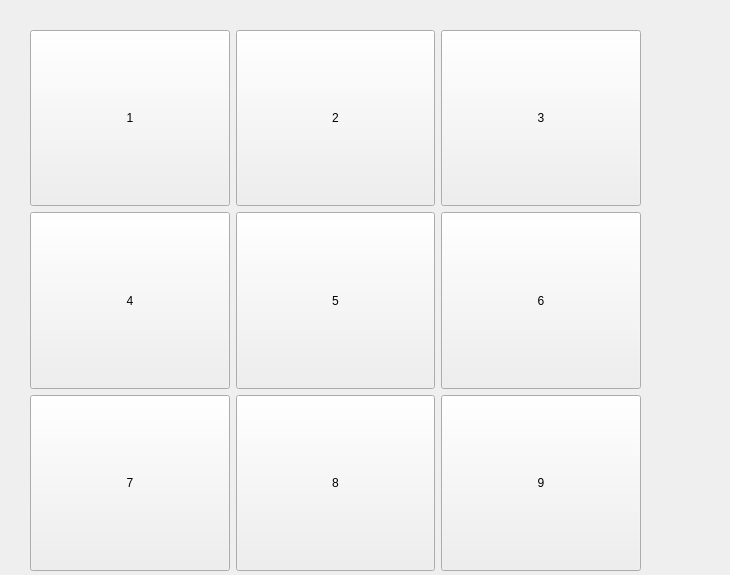
oviv-git/TicTacToe-PySide6, file ui/Widget.ui: the form before one commit.
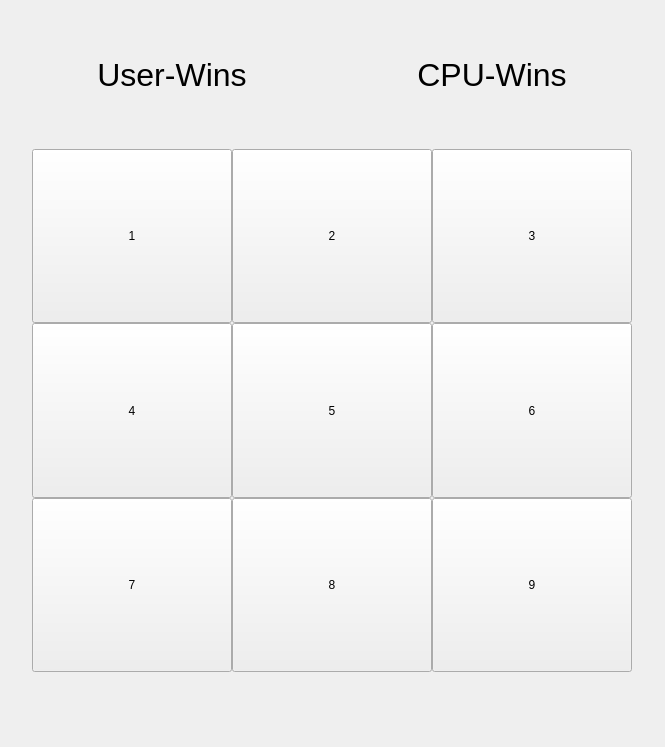
The form after the commit.

Commit message: got the hang of qt designer, need to style it and connect the slots

```diff
--- a/ui/Widget.ui
+++ b/ui/Widget.ui
@@ -9,12 +9,12 @@
    <rect>
     <x>0</x>
     <y>0</y>
-    <width>730</width>
-    <height>575</height>
+    <width>665</width>
+    <height>747</height>
    </rect>
   </property>
   <property name="sizePolicy">
-   <sizepolicy hsizetype="Fixed" vsizetype="Fixed">
+   <sizepolicy hsizetype="Maximum" vsizetype="Maximum">
     <horstretch>0</horstretch>
     <verstretch>0</verstretch>
    </sizepolicy>
@@ -22,34 +22,124 @@
   <property name="windowTitle">
    <string>Form</string>
   </property>
-  <widget class="QWidget" name="verticalLayoutWidget">
-   <property name="geometry">
-    <rect>
-     <x>30</x>
-     <y>30</y>
-     <width>611</width>
-     <height>541</height>
-    </rect>
+  <layout class="QGridLayout" name="gridLayout_2" rowstretch="2,7,1">
+   <property name="leftMargin">
+    <number>0</number>
    </property>
-   <layout class="QVBoxLayout" name="verticalLayout_2">
+   <property name="topMargin">
+    <number>0</number>
+   </property>
+   <property name="rightMargin">
+    <number>0</number>
+   </property>
+   <property name="bottomMargin">
+    <number>0</number>
+   </property>
+   <property name="spacing">
+    <number>0</number>
+   </property>
+   <item row="0" column="0">
+    <layout class="QVBoxLayout" name="infoVLayout" stretch="0">
     <property name="sizeConstraint">
+      <enum>QLayout::SetMinimumSize</enum>
+     </property>
+     <item>
+      <layout class="QHBoxLayout" name="infoHLayout">
+       <property name="sizeConstraint">
      <enum>QLayout::SetMaximumSize</enum>
     </property>
+       <item alignment="Qt::AlignHCenter">
+        <widget class="QLabel" name="label_2">
+         <property name="font">
+          <font>
+           <pointsize>24</pointsize>
+          </font>
+         </property>
+         <property name="text">
+          <string>User-Wins</string>
+         </property>
+         <property name="alignment">
+          <set>Qt::AlignCenter</set>
+         </property>
+        </widget>
+       </item>
     <item>
-     <layout class="QVBoxLayout" name="verticalLayout" stretch="0,0,0">
+        <spacer name="horizontalSpacer">
+         <property name="orientation">
+          <enum>Qt::Horizontal</enum>
+         </property>
+         <property name="sizeType">
+          <enum>QSizePolicy::Minimum</enum>
+         </property>
+         <property name="sizeHint" stdset="0">
+          <size>
+           <width>40</width>
+           <height>20</height>
+          </size>
+         </property>
+        </spacer>
+       </item>
+       <item alignment="Qt::AlignHCenter">
+        <widget class="QLabel" name="label">
+         <property name="font">
+          <font>
+           <pointsize>24</pointsize>
+          </font>
+         </property>
+         <property name="text">
+          <string>CPU-Wins</string>
+         </property>
+         <property name="alignment">
+          <set>Qt::AlignCenter</set>
+         </property>
+        </widget>
+       </item>
+      </layout>
+     </item>
+    </layout>
+   </item>
+   <item row="1" column="0">
+    <layout class="QVBoxLayout" name="boardVLayout" stretch="0,0,0">
       <property name="sizeConstraint">
-       <enum>QLayout::SetFixedSize</enum>
+      <enum>QLayout::SetMaximumSize</enum>
       </property>
       <item>
-       <layout class="QHBoxLayout" name="horizontalLayout">
+      <layout class="QHBoxLayout" name="rowHLayout_1">
+       <property name="sizeConstraint">
+        <enum>QLayout::SetMinAndMaxSize</enum>
+       </property>
         <item>
          <widget class="QPushButton" name="pushButton_1">
           <property name="sizePolicy">
-           <sizepolicy hsizetype="Expanding" vsizetype="Expanding">
+          <sizepolicy hsizetype="Fixed" vsizetype="Fixed">
             <horstretch>0</horstretch>
             <verstretch>0</verstretch>
            </sizepolicy>
           </property>
+         <property name="minimumSize">
+          <size>
+           <width>100</width>
+           <height>100</height>
+          </size>
+         </property>
+         <property name="maximumSize">
+          <size>
+           <width>200</width>
+           <height>200</height>
+          </size>
+         </property>
+         <property name="sizeIncrement">
+          <size>
+           <width>50</width>
+           <height>50</height>
+          </size>
+         </property>
+         <property name="baseSize">
+          <size>
+           <width>100</width>
+           <height>100</height>
+          </size>
+         </property>
           <property name="text">
            <string>1</string>
           </property>
@@ -58,11 +148,35 @@
         <item>
          <widget class="QPushButton" name="pushButton_2">
           <property name="sizePolicy">
-           <sizepolicy hsizetype="Expanding" vsizetype="Expanding">
+          <sizepolicy hsizetype="Fixed" vsizetype="Fixed">
             <horstretch>0</horstretch>
             <verstretch>0</verstretch>
            </sizepolicy>
           </property>
+         <property name="minimumSize">
+          <size>
+           <width>100</width>
+           <height>100</height>
+          </size>
+         </property>
+         <property name="maximumSize">
+          <size>
+           <width>200</width>
+           <height>200</height>
+          </size>
+         </property>
+         <property name="sizeIncrement">
+          <size>
+           <width>50</width>
+           <height>50</height>
+          </size>
+         </property>
+         <property name="baseSize">
+          <size>
+           <width>100</width>
+           <height>100</height>
+          </size>
+         </property>
           <property name="text">
            <string>2</string>
           </property>
@@ -71,11 +185,35 @@
         <item>
          <widget class="QPushButton" name="pushButton_3">
           <property name="sizePolicy">
-           <sizepolicy hsizetype="Expanding" vsizetype="Expanding">
+          <sizepolicy hsizetype="Fixed" vsizetype="Fixed">
             <horstretch>0</horstretch>
             <verstretch>0</verstretch>
            </sizepolicy>
           </property>
+         <property name="minimumSize">
+          <size>
+           <width>100</width>
+           <height>100</height>
+          </size>
+         </property>
+         <property name="maximumSize">
+          <size>
+           <width>200</width>
+           <height>200</height>
+          </size>
+         </property>
+         <property name="sizeIncrement">
+          <size>
+           <width>50</width>
+           <height>50</height>
+          </size>
+         </property>
+         <property name="baseSize">
+          <size>
+           <width>100</width>
+           <height>100</height>
+          </size>
+         </property>
           <property name="text">
            <string>3</string>
           </property>
@@ -84,15 +222,42 @@
        </layout>
       </item>
       <item>
-       <layout class="QHBoxLayout" name="horizontalLayout_2">
+      <layout class="QHBoxLayout" name="rowHLayout_2">
+       <property name="sizeConstraint">
+        <enum>QLayout::SetMinAndMaxSize</enum>
+       </property>
         <item>
          <widget class="QPushButton" name="pushButton_4">
           <property name="sizePolicy">
-           <sizepolicy hsizetype="Expanding" vsizetype="Expanding">
+          <sizepolicy hsizetype="Fixed" vsizetype="Fixed">
             <horstretch>0</horstretch>
             <verstretch>0</verstretch>
            </sizepolicy>
           </property>
+         <property name="minimumSize">
+          <size>
+           <width>100</width>
+           <height>100</height>
+          </size>
+         </property>
+         <property name="maximumSize">
+          <size>
+           <width>200</width>
+           <height>200</height>
+          </size>
+         </property>
+         <property name="sizeIncrement">
+          <size>
+           <width>50</width>
+           <height>50</height>
+          </size>
+         </property>
+         <property name="baseSize">
+          <size>
+           <width>100</width>
+           <height>100</height>
+          </size>
+         </property>
           <property name="text">
            <string>4</string>
           </property>
@@ -101,11 +266,35 @@
         <item>
          <widget class="QPushButton" name="pushButton_5">
           <property name="sizePolicy">
-           <sizepolicy hsizetype="Expanding" vsizetype="Expanding">
+          <sizepolicy hsizetype="Fixed" vsizetype="Fixed">
             <horstretch>0</horstretch>
             <verstretch>0</verstretch>
            </sizepolicy>
           </property>
+         <property name="minimumSize">
+          <size>
+           <width>100</width>
+           <height>100</height>
+          </size>
+         </property>
+         <property name="maximumSize">
+          <size>
+           <width>200</width>
+           <height>200</height>
+          </size>
+         </property>
+         <property name="sizeIncrement">
+          <size>
+           <width>50</width>
+           <height>50</height>
+          </size>
+         </property>
+         <property name="baseSize">
+          <size>
+           <width>100</width>
+           <height>100</height>
+          </size>
+         </property>
           <property name="text">
            <string>5</string>
           </property>
@@ -114,11 +303,35 @@
         <item>
          <widget class="QPushButton" name="pushButton_6">
           <property name="sizePolicy">
-           <sizepolicy hsizetype="Expanding" vsizetype="Expanding">
+          <sizepolicy hsizetype="Fixed" vsizetype="Fixed">
             <horstretch>0</horstretch>
             <verstretch>0</verstretch>
            </sizepolicy>
           </property>
+         <property name="minimumSize">
+          <size>
+           <width>100</width>
+           <height>100</height>
+          </size>
+         </property>
+         <property name="maximumSize">
+          <size>
+           <width>200</width>
+           <height>200</height>
+          </size>
+         </property>
+         <property name="sizeIncrement">
+          <size>
+           <width>50</width>
+           <height>50</height>
+          </size>
+         </property>
+         <property name="baseSize">
+          <size>
+           <width>100</width>
+           <height>100</height>
+          </size>
+         </property>
           <property name="text">
            <string>6</string>
           </property>
@@ -128,14 +341,41 @@
       </item>
       <item>
        <layout class="QHBoxLayout" name="horizontalLayout_3">
+       <property name="sizeConstraint">
+        <enum>QLayout::SetMinAndMaxSize</enum>
+       </property>
         <item>
          <widget class="QPushButton" name="pushButton_7">
           <property name="sizePolicy">
-           <sizepolicy hsizetype="Expanding" vsizetype="Expanding">
+          <sizepolicy hsizetype="Fixed" vsizetype="Fixed">
             <horstretch>0</horstretch>
             <verstretch>0</verstretch>
            </sizepolicy>
           </property>
+         <property name="minimumSize">
+          <size>
+           <width>100</width>
+           <height>100</height>
+          </size>
+         </property>
+         <property name="maximumSize">
+          <size>
+           <width>200</width>
+           <height>200</height>
+          </size>
+         </property>
+         <property name="sizeIncrement">
+          <size>
+           <width>50</width>
+           <height>50</height>
+          </size>
+         </property>
+         <property name="baseSize">
+          <size>
+           <width>100</width>
+           <height>100</height>
+          </size>
+         </property>
           <property name="text">
            <string>7</string>
           </property>
@@ -144,11 +384,35 @@
         <item>
          <widget class="QPushButton" name="pushButton_8">
           <property name="sizePolicy">
-           <sizepolicy hsizetype="Expanding" vsizetype="Expanding">
+          <sizepolicy hsizetype="Fixed" vsizetype="Fixed">
             <horstretch>0</horstretch>
             <verstretch>0</verstretch>
            </sizepolicy>
           </property>
+         <property name="minimumSize">
+          <size>
+           <width>100</width>
+           <height>100</height>
+          </size>
+         </property>
+         <property name="maximumSize">
+          <size>
+           <width>200</width>
+           <height>200</height>
+          </size>
+         </property>
+         <property name="sizeIncrement">
+          <size>
+           <width>50</width>
+           <height>50</height>
+          </size>
+         </property>
+         <property name="baseSize">
+          <size>
+           <width>100</width>
+           <height>100</height>
+          </size>
+         </property>
           <property name="text">
            <string>8</string>
           </property>
@@ -157,11 +421,35 @@
         <item>
          <widget class="QPushButton" name="pushButton_9">
           <property name="sizePolicy">
-           <sizepolicy hsizetype="Expanding" vsizetype="Expanding">
+          <sizepolicy hsizetype="Fixed" vsizetype="Fixed">
             <horstretch>0</horstretch>
             <verstretch>0</verstretch>
            </sizepolicy>
           </property>
+         <property name="minimumSize">
+          <size>
+           <width>100</width>
+           <height>100</height>
+          </size>
+         </property>
+         <property name="maximumSize">
+          <size>
+           <width>200</width>
+           <height>200</height>
+          </size>
+         </property>
+         <property name="sizeIncrement">
+          <size>
+           <width>50</width>
+           <height>50</height>
+          </size>
+         </property>
+         <property name="baseSize">
+          <size>
+           <width>100</width>
+           <height>100</height>
+          </size>
+         </property>
           <property name="text">
            <string>9</string>
           </property>
@@ -171,8 +459,24 @@
       </item>
      </layout>
     </item>
-   </layout>
-  </widget>
+   <item row="2" column="0">
+    <layout class="QVBoxLayout" name="verticalLayout_9">
+     <item>
+      <spacer name="verticalSpacer">
+       <property name="orientation">
+        <enum>Qt::Vertical</enum>
+       </property>
+       <property name="sizeHint" stdset="0">
+        <size>
+         <width>20</width>
+         <height>40</height>
+        </size>
+       </property>
+      </spacer>
+     </item>
+    </layout>
+   </item>
+  </layout>
  </widget>
  <resources/>
  <connections/>
```
Left out of the diff: 6 changed lines with no effect on the pictures. Lines whose indentation alone changed are shown as unchanged. The commit also changes 2 other files.
